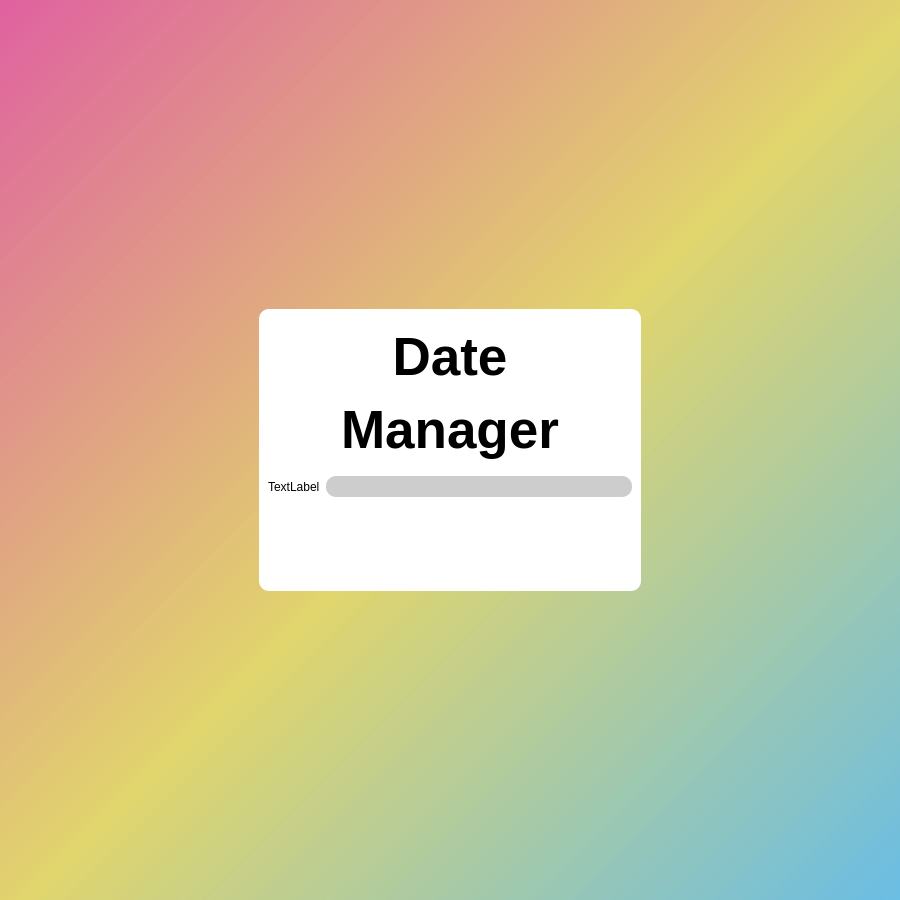
Old version of the form forTesting.ui in the repository player62/Date-Manger.
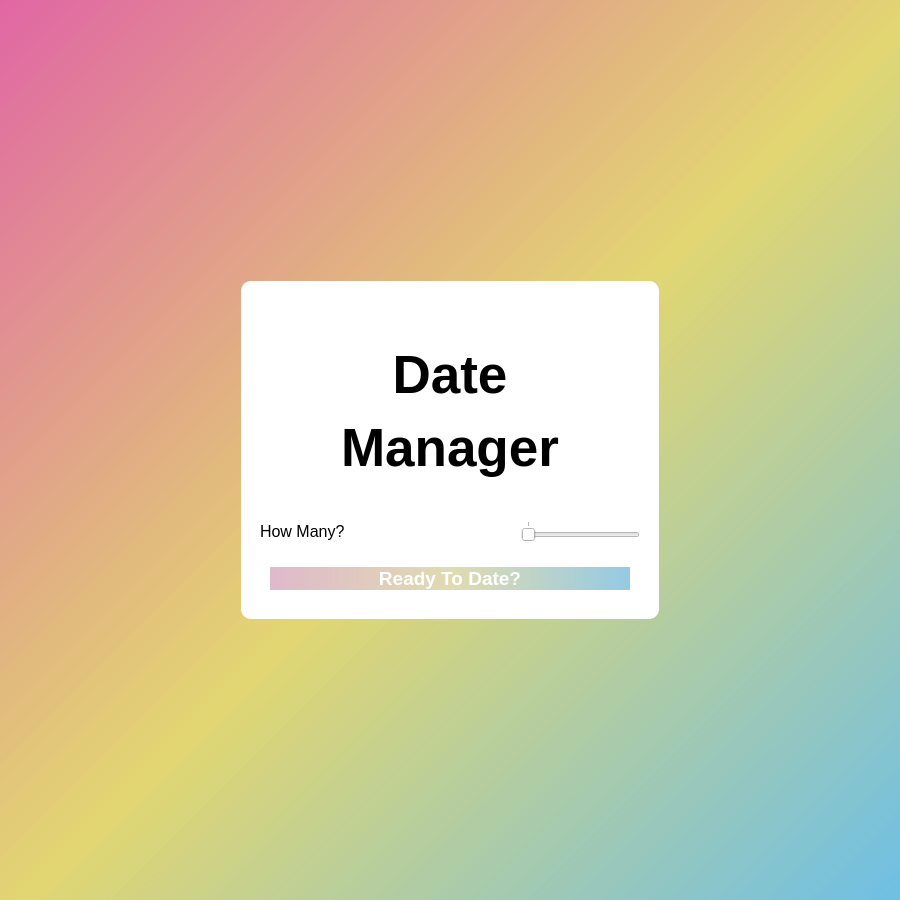
New version of the form.

What changed in the file:
```diff
--- a/forTesting.ui
+++ b/forTesting.ui
@@ -1,7 +1,7 @@
 <?xml version="1.0" encoding="UTF-8"?>
 <ui version="4.0">
- <class>MainWindow</class>
- <widget class="QMainWindow" name="MainWindow">
+ <class>Dialog</class>
+ <widget class="QDialog" name="Dialog">
   <property name="geometry">
    <rect>
     <x>0</x>
@@ -10,29 +10,34 @@
     <height>900</height>
    </rect>
   </property>
+  <property name="sizePolicy">
+   <sizepolicy hsizetype="Maximum" vsizetype="Maximum">
+    <horstretch>0</horstretch>
+    <verstretch>0</verstretch>
+   </sizepolicy>
+  </property>
   <property name="windowTitle">
    <string>MainWindow</string>
   </property>
   <property name="styleSheet">
    <string notr="true">background-color : qlineargradient(spread:pad, x1:0, y1:0, x2:1, y2:1, stop:0 rgba(223, 95, 159, 200), stop:0.513812 rgba(224, 212, 107, 200), stop:1 rgba(103, 188, 228, 200))</string>
   </property>
-  <widget class="QWidget" name="centralwidget">
    <layout class="QGridLayout" name="gridLayout_2">
     <item row="0" column="0">
      <layout class="QGridLayout" name="gridLayout">
       <property name="leftMargin">
-       <number>250</number>
+      <number>230</number>
       </property>
       <property name="topMargin">
-       <number>300</number>
+      <number>0</number>
       </property>
       <property name="rightMargin">
-       <number>250</number>
+      <number>230</number>
       </property>
       <property name="bottomMargin">
-       <number>300</number>
-      </property>
-      <item row="0" column="0">
+      <number>0</number>
+     </property>
+     <item row="1" column="0">
        <widget class="QWidget" name="widget_2" native="true">
         <property name="styleSheet">
          <string notr="true">background-color: rgb(255, 255, 255);
@@ -40,8 +45,8 @@
 border-radius : 10px;</string>
         </property>
         <layout class="QGridLayout" name="gridLayout_3">
-         <item row="0" column="0">
-          <layout class="QVBoxLayout" name="verticalLayout" stretch="2,5,5">
+        <item row="1" column="0">
+         <layout class="QVBoxLayout" name="verticalLayout" stretch="0,5,0,5">
            <item>
             <widget class="QWidget" name="widget" native="true">
              <layout class="QGridLayout" name="gridLayout_4">
@@ -66,37 +71,224 @@
            <item>
             <layout class="QHBoxLayout" name="horizontalLayout_6">
              <item>
-              <widget class="QLabel" name="label_2">
-               <property name="text">
-                <string>TextLabel</string>
-               </property>
-              </widget>
+             <spacer name="horizontalSpacer_2">
+              <property name="orientation">
+               <enum>Qt::Horizontal</enum>
+              </property>
+              <property name="sizeType">
+               <enum>QSizePolicy::Fixed</enum>
+              </property>
+              <property name="sizeHint" stdset="0">
+               <size>
+                <width>10</width>
+                <height>20</height>
+               </size>
+              </property>
+             </spacer>
              </item>
              <item>
-              <widget class="QLineEdit" name="member_num">
+             <widget class="QLabel" name="HowMany">
                <property name="styleSheet">
-                <string notr="true">background-color: rgba(0, 0, 0, 50);
-color : rgb(255, 255, 255);
+               <string notr="true">font-family : 'Dosis';
 
-font-family : 'Dosis';
 font-size : 12pt;</string>
                </property>
-              </widget>
-             </item>
+              <property name="text">
+               <string>How Many?</string>
+              </property>
+             </widget>
+            </item>
+            <item>
+             <spacer name="horizontalSpacer">
+              <property name="orientation">
+               <enum>Qt::Horizontal</enum>
+              </property>
+              <property name="sizeType">
+               <enum>QSizePolicy::Minimum</enum>
+              </property>
+              <property name="sizeHint" stdset="0">
+               <size>
+                <width>170</width>
+                <height>20</height>
+               </size>
+              </property>
+             </spacer>
+            </item>
+            <item>
+             <widget class="QSlider" name="member">
+              <property name="minimum">
+               <number>1</number>
+              </property>
+              <property name="maximum">
+               <number>6</number>
+              </property>
+              <property name="orientation">
+               <enum>Qt::Horizontal</enum>
+              </property>
+              <property name="tickPosition">
+               <enum>QSlider::TicksAbove</enum>
+              </property>
+             </widget>
+            </item>
+            <item>
+             <spacer name="horizontalSpacer_3">
+              <property name="orientation">
+               <enum>Qt::Horizontal</enum>
+              </property>
+              <property name="sizeType">
+               <enum>QSizePolicy::Fixed</enum>
+              </property>
+              <property name="sizeHint" stdset="0">
+               <size>
+                <width>10</width>
+                <height>20</height>
+               </size>
+              </property>
+             </spacer>
+            </item>
             </layout>
            </item>
            <item>
-            <layout class="QHBoxLayout" name="horizontalLayout_5"/>
-           </item>
+           <spacer name="verticalSpacer">
+            <property name="orientation">
+             <enum>Qt::Vertical</enum>
+            </property>
+            <property name="sizeType">
+             <enum>QSizePolicy::Fixed</enum>
+            </property>
+            <property name="sizeHint" stdset="0">
+             <size>
+              <width>20</width>
+              <height>20</height>
+             </size>
+            </property>
+           </spacer>
+          </item>
+          <item>
+           <layout class="QHBoxLayout" name="horizontalLayout_5">
+            <item>
+             <spacer name="horizontalSpacer_4">
+              <property name="orientation">
+               <enum>Qt::Horizontal</enum>
+              </property>
+              <property name="sizeType">
+               <enum>QSizePolicy::Fixed</enum>
+              </property>
+              <property name="sizeHint" stdset="0">
+               <size>
+                <width>20</width>
+                <height>20</height>
+               </size>
+              </property>
+             </spacer>
+            </item>
+            <item>
+             <widget class="QPushButton" name="start_button">
+              <property name="styleSheet">
+               <string notr="true">color : rgb(255, 255, 255);
+background-color : qlineargradient(spread:pad, x1:0, y1:0, x2:1, y2:0, stop:0 rgba(223, 185, 204, 255), stop:0.510989 rgba(224, 219, 177, 255), stop:1 rgba(148, 202, 228, 255));
+
+font-family : 'Dosis';
+font-weight : bold;
+font-size : 14pt;
+
+border-radius : 16px;</string>
+              </property>
+              <property name="text">
+               <string>Ready To Date?</string>
+              </property>
+             </widget>
+            </item>
+            <item>
+             <spacer name="horizontalSpacer_5">
+              <property name="orientation">
+               <enum>Qt::Horizontal</enum>
+              </property>
+              <property name="sizeType">
+               <enum>QSizePolicy::Fixed</enum>
+              </property>
+              <property name="sizeHint" stdset="0">
+               <size>
+                <width>20</width>
+                <height>20</height>
+               </size>
+              </property>
+             </spacer>
+            </item>
           </layout>
          </item>
         </layout>
-       </widget>
-      </item>
-     </layout>
-    </item>
-   </layout>
-  </widget>
+        </item>
+        <item row="2" column="0">
+         <spacer name="verticalSpacer_2">
+          <property name="orientation">
+           <enum>Qt::Vertical</enum>
+          </property>
+          <property name="sizeType">
+           <enum>QSizePolicy::Fixed</enum>
+          </property>
+          <property name="sizeHint" stdset="0">
+           <size>
+            <width>20</width>
+            <height>20</height>
+           </size>
+          </property>
+         </spacer>
+        </item>
+        <item row="0" column="0">
+         <spacer name="verticalSpacer_3">
+          <property name="orientation">
+           <enum>Qt::Vertical</enum>
+          </property>
+          <property name="sizeType">
+           <enum>QSizePolicy::Fixed</enum>
+          </property>
+          <property name="sizeHint" stdset="0">
+           <size>
+            <width>20</width>
+            <height>20</height>
+           </size>
+          </property>
+         </spacer>
+        </item>
+       </layout>
+      </widget>
+     </item>
+     <item row="0" column="0">
+      <spacer name="verticalSpacer_4">
+       <property name="orientation">
+        <enum>Qt::Vertical</enum>
+       </property>
+       <property name="sizeType">
+        <enum>QSizePolicy::Maximum</enum>
+       </property>
+       <property name="sizeHint" stdset="0">
+        <size>
+         <width>20</width>
+         <height>270</height>
+        </size>
+       </property>
+      </spacer>
+     </item>
+    </layout>
+   </item>
+   <item row="1" column="0">
+    <spacer name="verticalSpacer_5">
+     <property name="orientation">
+      <enum>Qt::Vertical</enum>
+     </property>
+     <property name="sizeType">
+      <enum>QSizePolicy::Maximum</enum>
+     </property>
+     <property name="sizeHint" stdset="0">
+      <size>
+       <width>20</width>
+       <height>270</height>
+      </size>
+     </property>
+    </spacer>
+   </item>
+  </layout>
  </widget>
  <resources/>
  <connections/>
```
Left out of the diff: 4 changed lines with no effect on the pictures. Lines whose indentation alone changed are shown as unchanged.
